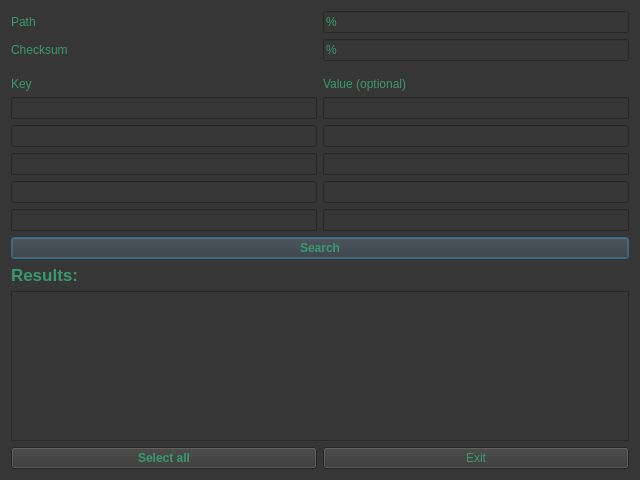
The window that irods-basicGUI/ui-files/searchDialog.ui (iBridges-for-iRODS/iBridges) describes before a commit, drawn with Qt 5.
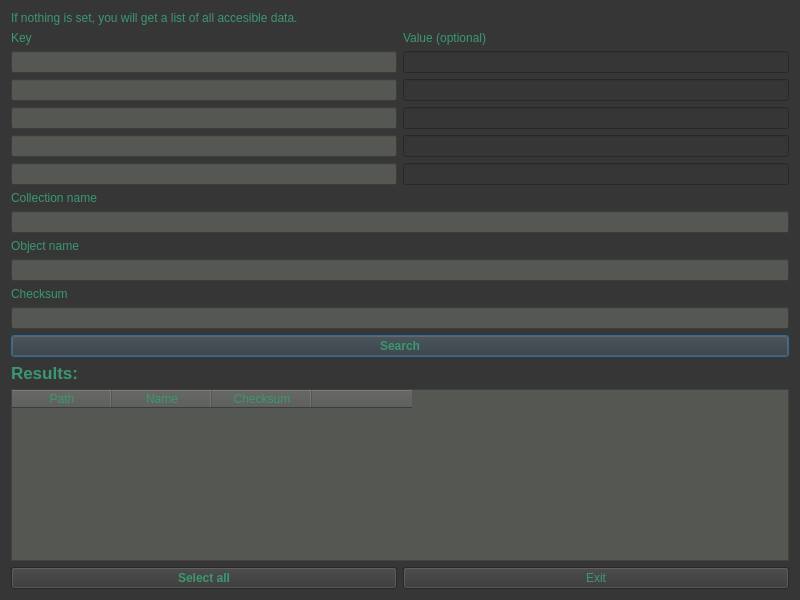
The same window after the commit.

Commit message: Adding search functionality to GUI and irodsConnectors

```diff
--- a/irods-basicGUI/ui-files/searchDialog.ui
+++ b/irods-basicGUI/ui-files/searchDialog.ui
@@ -6,8 +6,8 @@
    <rect>
     <x>0</x>
     <y>0</y>
-    <width>640</width>
-    <height>480</height>
+    <width>800</width>
+    <height>600</height>
    </rect>
   </property>
   <property name="windowTitle">
@@ -18,98 +18,130 @@
 background-color: rgb(54, 54, 54);</string>
   </property>
   <layout class="QVBoxLayout" name="verticalLayout_2">
+   <item>
+    <widget class="QLabel" name="label_7">
+     <property name="text">
+      <string>If nothing is set, you will get a list of all accesible data.</string>
+     </property>
+    </widget>
+   </item>
    <item>
     <layout class="QGridLayout" name="gridLayout">
-     <item row="0" column="0">
-      <widget class="QLabel" name="label_2">
-       <property name="text">
-        <string>Path</string>
-       </property>
-      </widget>
-     </item>
-     <item row="5" column="0">
-      <widget class="QLineEdit" name="key2"/>
-     </item>
-     <item row="4" column="0">
-      <widget class="QLineEdit" name="key1"/>
-     </item>
-     <item row="3" column="0">
-      <widget class="QLabel" name="label_3">
-       <property name="text">
-        <string>Key</string>
-       </property>
-      </widget>
-     </item>
-     <item row="1" column="0">
-      <widget class="QLabel" name="label_5">
-       <property name="text">
-        <string>Checksum</string>
-       </property>
-      </widget>
-     </item>
-     <item row="1" column="1">
-      <widget class="QLineEdit" name="lineEdit">
-       <property name="text">
-        <string>%</string>
-       </property>
-      </widget>
-     </item>
      <item row="7" column="1">
-      <widget class="QLineEdit" name="val4"/>
-     </item>
-     <item row="8" column="1">
       <widget class="QLineEdit" name="val5"/>
      </item>
-     <item row="3" column="1">
+     <item row="6" column="0">
+      <widget class="QLineEdit" name="key4">
+       <property name="styleSheet">
+        <string notr="true">background-color: rgb(85, 87, 83);</string>
+       </property>
+      </widget>
+     </item>
+     <item row="3" column="0">
+      <widget class="QLineEdit" name="key1">
+       <property name="styleSheet">
+        <string notr="true">background-color: rgb(85, 87, 83);</string>
+       </property>
+      </widget>
+     </item>
+     <item row="6" column="1">
+      <widget class="QLineEdit" name="val4"/>
+     </item>
+     <item row="7" column="0">
+      <widget class="QLineEdit" name="key5">
+       <property name="styleSheet">
+        <string notr="true">background-color: rgb(85, 87, 83);</string>
+       </property>
+      </widget>
+     </item>
+     <item row="2" column="1">
       <widget class="QLabel" name="label_4">
        <property name="text">
         <string>Value (optional)</string>
        </property>
       </widget>
      </item>
-     <item row="5" column="1">
-      <widget class="QLineEdit" name="val2"/>
-     </item>
-     <item row="4" column="1">
+     <item row="3" column="1">
       <widget class="QLineEdit" name="val1"/>
      </item>
-     <item row="0" column="1">
-      <widget class="QLineEdit" name="pathPattern">
-       <property name="text">
-        <string>%</string>
+     <item row="4" column="0">
+      <widget class="QLineEdit" name="key2">
+       <property name="styleSheet">
+        <string notr="true">background-color: rgb(85, 87, 83);
+</string>
        </property>
       </widget>
      </item>
-     <item row="8" column="0">
-      <widget class="QLineEdit" name="key5"/>
+     <item row="4" column="1">
+      <widget class="QLineEdit" name="val2"/>
      </item>
-     <item row="6" column="0">
-      <widget class="QLineEdit" name="key3"/>
-     </item>
-     <item row="2" column="0">
-      <spacer name="verticalSpacer">
-       <property name="orientation">
-        <enum>Qt::Vertical</enum>
+     <item row="5" column="0">
+      <widget class="QLineEdit" name="key3">
+       <property name="styleSheet">
+        <string notr="true">background-color: rgb(85, 87, 83);</string>
        </property>
-       <property name="sizeType">
-        <enum>QSizePolicy::Minimum</enum>
-       </property>
-       <property name="sizeHint" stdset="0">
-        <size>
-         <width>20</width>
-         <height>10</height>
-        </size>
-       </property>
-      </spacer>
+      </widget>
      </item>
-     <item row="6" column="1">
+     <item row="5" column="1">
       <widget class="QLineEdit" name="val3"/>
      </item>
-     <item row="7" column="0">
-      <widget class="QLineEdit" name="key4"/>
+     <item row="2" column="0">
+      <widget class="QLabel" name="label_3">
+       <property name="text">
+        <string>Key</string>
+       </property>
+      </widget>
      </item>
     </layout>
    </item>
+   <item>
+    <widget class="QLabel" name="label_2">
+     <property name="text">
+      <string>Collection name</string>
+     </property>
+    </widget>
+   </item>
+   <item>
+    <widget class="QLineEdit" name="pathPattern">
+     <property name="styleSheet">
+      <string notr="true">background-color: rgb(85, 87, 83);</string>
+     </property>
+     <property name="text">
+      <string/>
+     </property>
+    </widget>
+   </item>
+   <item>
+    <widget class="QLabel" name="label">
+     <property name="text">
+      <string>Object name</string>
+     </property>
+    </widget>
+   </item>
+   <item>
+    <widget class="QLineEdit" name="objPattern">
+     <property name="styleSheet">
+      <string notr="true">background-color: rgb(85, 87, 83);</string>
+     </property>
+    </widget>
+   </item>
+   <item>
+    <widget class="QLabel" name="label_5">
+     <property name="text">
+      <string>Checksum</string>
+     </property>
+    </widget>
+   </item>
+   <item>
+    <widget class="QLineEdit" name="checksumPattern">
+     <property name="styleSheet">
+      <string notr="true">background-color: rgb(85, 87, 83);</string>
+     </property>
+     <property name="text">
+      <string/>
+     </property>
+    </widget>
+   </item>
    <item>
     <widget class="QPushButton" name="startSearchButton">
      <property name="font">
@@ -144,7 +176,41 @@
       </layout>
      </item>
      <item>
-      <widget class="QTextBrowser" name="textBrowser"/>
+      <widget class="QTableWidget" name="searchResultTable">
+       <property name="styleSheet">
+        <string notr="true">background-color: rgb(85, 87, 83);
+selection-background-color: rgb(58, 152, 112);</string>
+       </property>
+       <property name="editTriggers">
+        <set>QAbstractItemView::NoEditTriggers</set>
+       </property>
+       <property name="selectionMode">
+        <enum>QAbstractItemView::MultiSelection</enum>
+       </property>
+       <property name="selectionBehavior">
+        <enum>QAbstractItemView::SelectRows</enum>
+       </property>
+       <column>
+        <property name="text">
+         <string>Path</string>
+        </property>
+       </column>
+       <column>
+        <property name="text">
+         <string>Name</string>
+        </property>
+       </column>
+       <column>
+        <property name="text">
+         <string>Checksum</string>
+        </property>
+       </column>
+       <column>
+        <property name="text">
+         <string/>
+        </property>
+       </column>
+      </widget>
      </item>
      <item>
       <layout class="QHBoxLayout" name="horizontalLayout_2">
```
Left out of the diff: 2 changed lines with no effect on the pictures. The commit also changes 6 other files.
